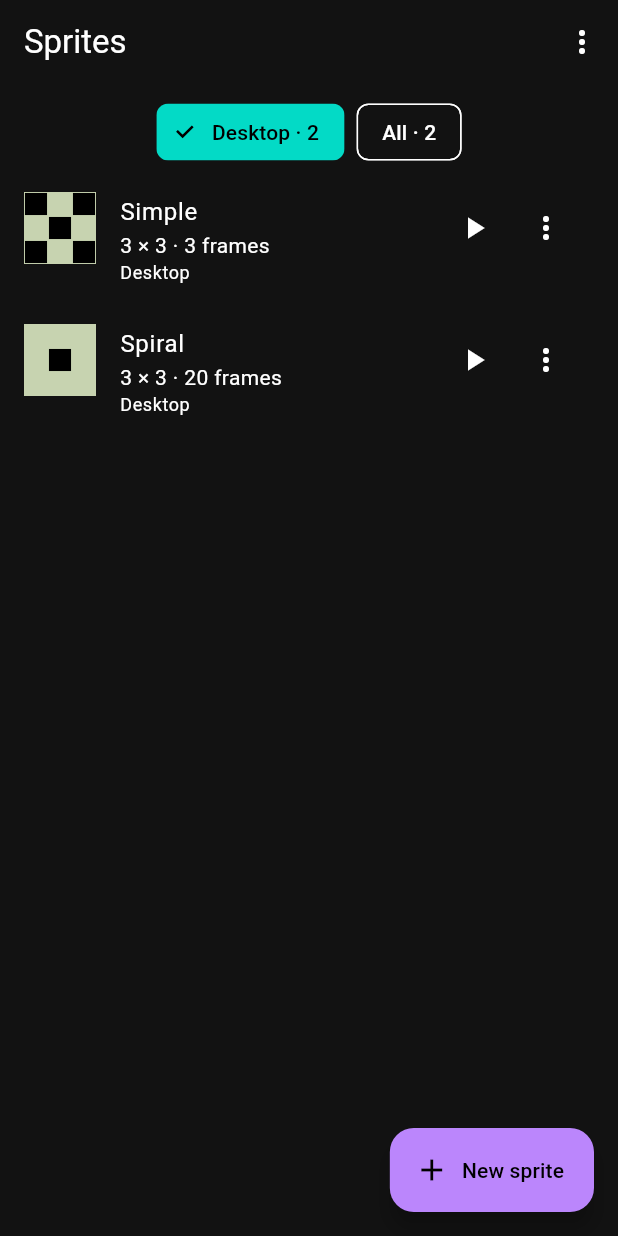
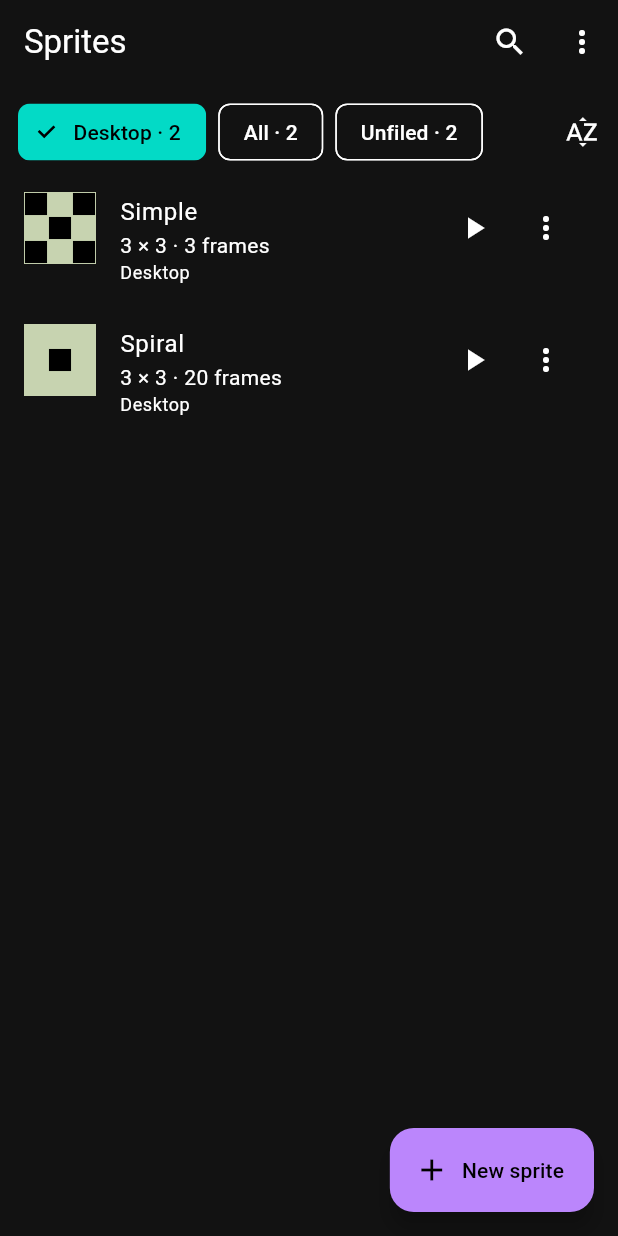
Before and after one commit to DanKheadies/tamabudchi_app, a Flutter app: the screen it shows after launch, on a phone screen of 412 x 824 dp. Run offline on Flutter 3.47's test engine with Material 3 defaults, Android fonts, the phone set to English and light mode, and no system bars; our stand-ins replace shared_preferences.

Commit message:
Filtering and searching

```diff
--- a/lib/screens/library_screen.dart
+++ b/lib/screens/library_screen.dart
@@ -6,12 +6,13 @@ enum _LibraryAction { copyAll, deleteFolder, import, renameFolder }
 
 enum _TileAction { copy, delete, organize, rename }
 
-enum _Scope { all, desktop, folder }
+enum _Scope { all, desktop, folder, unfiled }
 
 typedef _View = ({_Scope scope, String? folder});
 
+const _View _allView = (scope: _Scope.all, folder: null);
 const _View _desktopView = (scope: _Scope.desktop, folder: null);
-const _View _allView = (scope: _Scope.all, folder: null);
+const _View _unfiledView = (scope: _Scope.unfiled, folder: null);
 
 /// Home screen: every saved sprite, plus the only place new ones are made.
 class LibraryScreen extends StatefulWidget {
@@ -24,16 +25,66 @@ class LibraryScreen extends StatefulWidget {
 }
 
 class _LibraryScreenState extends State<LibraryScreen> {
+  bool _searching = false;
   SpriteLibrary get library => widget.library;
+  _View _view = _desktopView;
 
-  _View _view = _desktopView;
+  final TextEditingController _queryController = TextEditingController();
+
+  @override
+  void dispose() {
+    _queryController.dispose();
+    super.dispose();
+  }
 
   @override
   Widget build(BuildContext context) {
-    return Scaffold(
+    final searching = _queryTokens.isNotEmpty;
+
+    return PopScope(
+      // Back closes the search box first instead of leaving the app.
+      canPop: !_searching,
+      onPopInvokedWithResult: (didPop, _) {
+        if (!didPop) _closeSearch();
+      },
+      child: Scaffold(
         appBar: AppBar(
-        title: const Text('Sprites'),
+          title: _searching
+              ? TextField(
+                  controller: _queryController,
+                  autofocus: true,
+                  textInputAction: TextInputAction.search,
+                  decoration: const InputDecoration(
+                    hintText: 'Search names and folders',
+                    border: InputBorder.none,
+                  ),
+                  onChanged: (_) => setState(() {}),
+                )
+              : const Text('Sprites'),
+          leading: _searching
+              ? IconButton(
+                  tooltip: 'Close search',
+                  icon: const Icon(Icons.arrow_back),
+                  onPressed: _closeSearch,
+                )
+              : null,
           actions: [
+            if (!_searching)
+              IconButton(
+                tooltip: 'Search',
+                icon: const Icon(Icons.search),
+                onPressed: _openSearch,
+              )
+            else if (searching)
+              IconButton(
+                tooltip: 'Clear',
+                icon: const Icon(Icons.close),
+                onPressed: () {
+                  _queryController.clear();
+                  setState(() {});
+                },
+              ),
+
             PopupMenuButton<_LibraryAction>(
               onSelected: (action) {
                 switch (action) {
@@ -81,8 +132,10 @@ class _LibraryScreenState extends State<LibraryScreen> {
           builder: (context, _) {
             final folders = library.folders;
             final sprites = library.sprites;
+            final tokens = _queryTokens;
 
-          if (_view.scope == _Scope.folder && !folders.contains(_view.folder)) {
+            if (_view.scope == _Scope.folder &&
+                !folders.contains(_view.folder)) {
               _view = _allView;
             }
 
@@ -96,55 +149,51 @@ class _LibraryScreenState extends State<LibraryScreen> {
               );
             }
 
+            final sorted = library.sortAlphabetically;
+
+            // Search narrows whatever view is selected. The chips are counted
+            // from the matches, so you can see which views hold them.
+            final matches = [
+              for (final s in sprites)
+                if (_matches(s, tokens)) s,
+            ];
             final visible = [
-            for (final s in sprites)
+              for (final s in matches)
                 if (_inView(s, _view)) s,
             ];
+            // A–Z is only a way of looking: the arranged order stays underneath.
+            if (sorted) {
+              visible.sort((a, b) {
+                final byName = compareNames(a.name, b.name);
+                return byName != 0 ? byName : a.id.compareTo(b.id);
+              });
+            }
 
             return Column(
               children: [
-              _viewChips(sprites, folders),
+                _viewChips(matches, folders),
                 Expanded(
                   child: visible.isEmpty
-                    ? const Center(
-                        child: Text(
-                          'Nothing on your desktop.\n'
-                          'New sprites start here.\n'
-                          'Tap "All" to see everything.',
-                          textAlign: TextAlign.center,
-                        ),
-                      )
-                    : ListView.builder(
-                        // clear the New sprite button
-                        padding: const EdgeInsets.only(bottom: 96),
-                        itemCount: visible.length,
-                        itemBuilder: (context, i) {
-                          final sprite = visible[i];
-                          return _SpriteTile(
-                            // Keyed by id so a tile's preview state stays with
-                            // its own sprite when the list changes.
-                            key: ValueKey(sprite.id),
-                            sprite: sprite,
-                            onOpen: () => _open(sprite),
-                            onRename: () => _rename(sprite),
-                            onOrganize: () => _organize(sprite),
-                            onCopy: () => _copyOne(sprite),
-                            onDelete: () => _delete(sprite),
-                          );
-                        },
+                      ? _emptyMessage(searching: tokens.isNotEmpty)
+                      : _spriteList(
+                          visible,
+                          // Dragging a search result would be ambiguous.
+                          reorderable: !sorted && tokens.isEmpty,
                         ),
                 ),
               ],
             );
           },
         ),
+      ),
     );
   }
 
   bool _inView(Sprite sprite, _View view) => switch (view.scope) {
+    _Scope.all => true,
     _Scope.desktop => sprite.onDesktop,
-    _Scope.all => true,
     _Scope.folder => sprite.folders.contains(view.folder),
+    _Scope.unfiled => sprite.folders.isEmpty,
   };
 
   Future<void> _create() async {
@@ -207,6 +256,79 @@ class _LibraryScreenState extends State<LibraryScreen> {
     ).showSnackBar(SnackBar(content: Text(message)));
   }
 
+  Widget _emptyMessage({required bool searching}) {
+    if (searching) {
+      final inAll = _view.scope == _Scope.all;
+      return Center(
+        child: Column(
+          mainAxisSize: MainAxisSize.min,
+          children: [
+            Text(
+              inAll
+                  ? 'No sprites match your search.'
+                  : 'No matches in ${_viewLabel()}.',
+              textAlign: TextAlign.center,
+            ),
+            if (!inAll)
+              TextButton(
+                onPressed: () => setState(() => _view = _allView),
+                child: const Text('Search all sprites'),
+              ),
+          ],
+        ),
+      );
+    }
+
+    final text = switch (_view.scope) {
+      _Scope.desktop =>
+        'Nothing on your desktop.\n'
+            'New sprites start here.\n'
+            'Tap "All" to see everything.',
+      _Scope.unfiled => 'Every sprite is in a folder.',
+      _ => 'Nothing here.',
+    };
+    return Center(child: Text(text, textAlign: TextAlign.center));
+  }
+
+  Widget _spriteList(List<Sprite> visible, {required bool reorderable}) {
+    Widget tile(Sprite sprite) => _SpriteTile(
+      // Keyed by id so a tile's preview state stays with its own sprite when
+      // the list changes.
+      key: ValueKey(sprite.id),
+      sprite: sprite,
+      onOpen: () => _open(sprite),
+      onRename: () => _rename(sprite),
+      onOrganize: () => _organize(sprite),
+      onCopy: () => _copyOne(sprite),
+      onDelete: () => _delete(sprite),
+    );
+
+    const padding = EdgeInsets.only(bottom: 96); // clear the New sprite button
+
+    if (!reorderable) {
+      return ListView.builder(
+        padding: padding,
+        itemCount: visible.length,
+        itemBuilder: (context, i) => tile(visible[i]),
+      );
+    }
+
+    // One order for the whole library; dragging in a filtered view only
+    // rearranges the slots those sprites already occupy.
+    final ids = [for (final s in visible) s.id];
+    return ReorderableListView.builder(
+      padding: padding,
+      buildDefaultDragHandles: false, // long-press anywhere on a tile instead
+      itemCount: visible.length,
+      onReorderItem: (from, to) => library.moveWithin(ids, from, to),
+      itemBuilder: (context, i) => ReorderableDelayedDragStartListener(
+        key: ValueKey(visible[i].id),
+        index: i,
+        child: tile(visible[i]),
+      ),
+    );
+  }
+
   /// Desktop, All, then one chip per folder, each with its sprite count.
   Widget _viewChips(List<Sprite> sprites, List<String> folders) {
     Widget chip(String label, int count, _View view) => ChoiceChip(
@@ -215,7 +337,12 @@ class _LibraryScreenState extends State<LibraryScreen> {
       onSelected: (_) => setState(() => _view = view),
     );
 
-    return SingleChildScrollView(
+    final sorted = library.sortAlphabetically;
+
+    return Row(
+      children: [
+        Expanded(
+          child: SingleChildScrollView(
             scrollDirection: Axis.horizontal,
             padding: const EdgeInsets.symmetric(horizontal: 12, vertical: 8),
             child: Row(
@@ -227,6 +354,11 @@ class _LibraryScreenState extends State<LibraryScreen> {
                   _desktopView,
                 ),
                 chip('All', sprites.length, _allView),
+                chip(
+                  'Unfiled',
+                  sprites.where((s) => s.folders.isEmpty).length,
+                  _unfiledView,
+                ),
                 for (final folder in folders)
                   chip(
                     folder,
@@ -235,6 +367,17 @@ class _LibraryScreenState extends State<LibraryScreen> {
                   ),
               ],
             ),
+          ),
+        ),
+        IconButton(
+          tooltip: sorted
+              ? 'Sorted A–Z. Tap to use your own order.'
+              : 'Sort A–Z',
+          color: sorted ? Theme.of(context).colorScheme.primary : null,
+          icon: const Icon(Icons.sort_by_alpha),
+          onPressed: () => library.setSortAlphabetically(!sorted),
+        ),
+      ],
     );
   }
 
@@ -300,6 +443,37 @@ class _LibraryScreenState extends State<LibraryScreen> {
     library.deleteFolder(folder);
     setState(() => _view = _allView);
   }
+
+  // ---- search -------------------------------------------------------------
+
+  /// What's typed in the search box, as lowercase words.
+  List<String> get _queryTokens => _queryController.text
+      .toLowerCase()
+      .split(RegExp(r'\s+'))
+      .where((t) => t.isNotEmpty)
+      .toList();
+
+  /// Every word has to appear in the sprite's name or in one of its folder
+  /// names, so "char walk" finds CHAR_1_WALK and "walk dog" finds DOG_1_WALK.
+  bool _matches(Sprite sprite, List<String> tokens) {
+    if (tokens.isEmpty) return true;
+    final haystack = '${sprite.name} ${sprite.folders.join(' ')}'.toLowerCase();
+    return tokens.every(haystack.contains);
+  }
+
+  void _openSearch() => setState(() => _searching = true);
+
+  void _closeSearch() {
+    _queryController.clear();
+    setState(() => _searching = false);
+  }
+
+  String _viewLabel() => switch (_view.scope) {
+    _Scope.desktop => 'Desktop',
+    _Scope.all => 'All',
+    _Scope.unfiled => 'Unfiled',
+    _Scope.folder => _view.folder ?? 'this folder',
+  };
 }
 
 class _SpriteTile extends StatefulWidget {
```
Also changed, not shown: lib/controllers/sprite_library.dart (+45 -0 lines), lib/models/sprite_model.dart (+20 -0 lines). Lines whose indentation alone changed are shown as unchanged.
